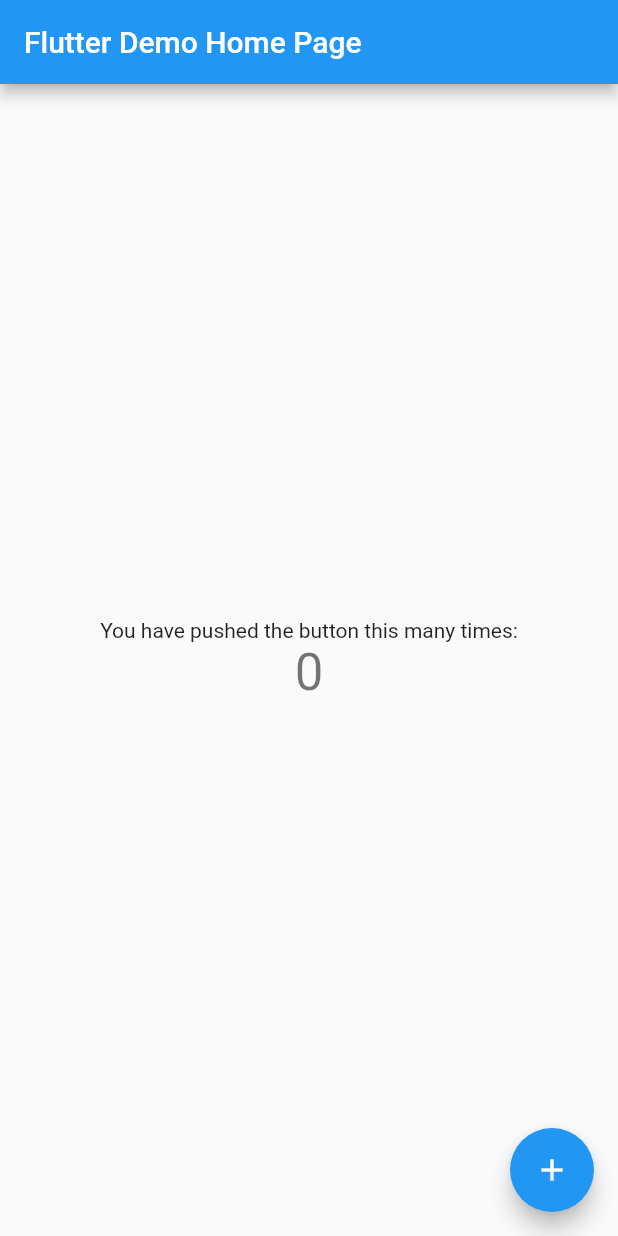
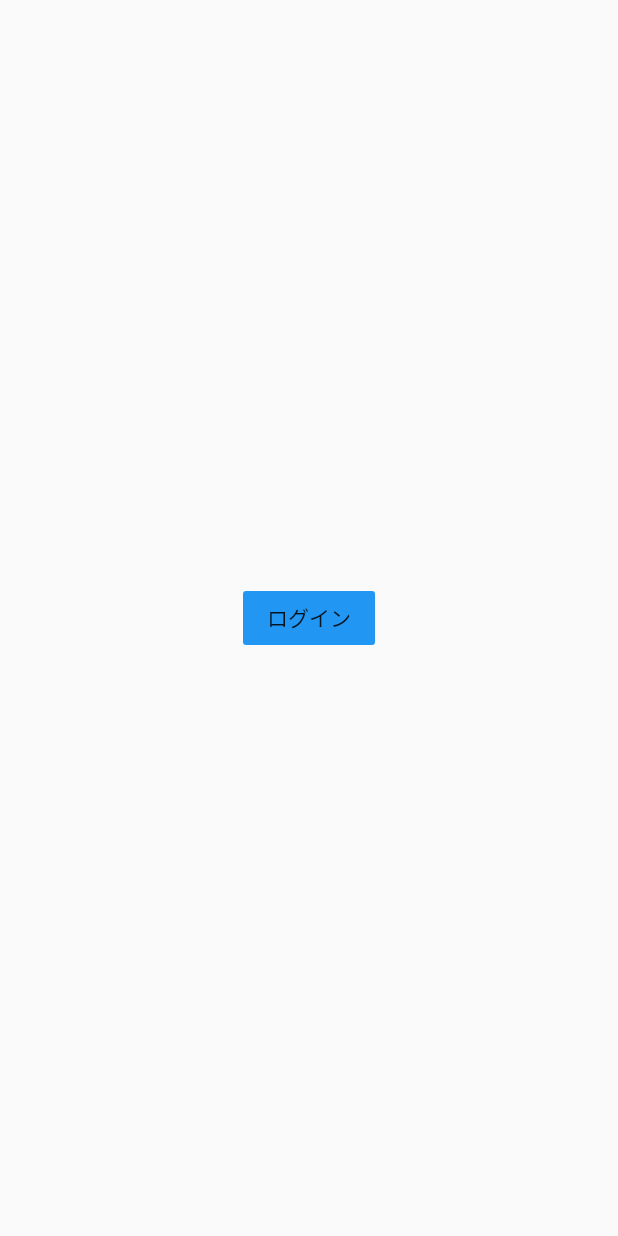
Before and after one commit to daigou26/microblog, a Flutter app: the screen it shows after launch, on a phone screen of 412 x 824 dp. Run offline on Flutter 3.47's test engine with Material 2 defaults, Android fonts, the phone set to English and light mode, and no system bars; our stand-ins replace firebase_auth, google_sign_in; accounts and stored records are empty.

Commit message:
ログイン機能追加

```diff
--- /dev/null
+++ b/lib/login_screen.dart
@@ -0,0 +1,21 @@
+import 'package:flutter/material.dart';
+
+class LoginScreen extends StatelessWidget {
+  LoginScreen({Key key, this.loginFunc}) : super(key: key);
+  // ボタンを押した時のクロージャー
+  final loginFunc;
+
+  @override
+  Widget build(BuildContext context) {
+    // ボタンだけ表示
+    return new Scaffold(
+      body: new Center(
+        child: new FlatButton(
+          onPressed: loginFunc,
+          child: new Text('ログイン'),
+          color: Colors.blue,
+        ),
+      ),
+    );
+  }
+}
--- a/lib/main.dart
+++ b/lib/main.dart
@@ -1,109 +1,69 @@
+import 'package:flutter/cupertino.dart';
 import 'package:flutter/material.dart';
+import 'login.dart';
+import 'login_screen.dart';
+import 'home_screen.dart';
 
-void main() => runApp(new MyApp());
+void main() => runApp(new MainWidget());
 
-class MyApp extends StatelessWidget {
-  // This widget is the root of your application.
+class MainWidget extends StatelessWidget {
   @override
   Widget build(BuildContext context) {
     return new MaterialApp(
-      title: 'Flutter Demo',
+      title: 'MicroBlog',
       theme: new ThemeData(
-        // This is the theme of your application.
-        //
-        // Try running your application with "flutter run". You'll see the
-        // application has a blue toolbar. Then, without quitting the app, try
-        // changing the primarySwatch below to Colors.green and then invoke
-        // "hot reload" (press "r" in the console where you ran "flutter run",
-        // or press Run > Flutter Hot Reload in IntelliJ). Notice that the
-        // counter didn't reset back to zero; the application is not restarted.
         primarySwatch: Colors.blue,
       ),
-      home: new MyHomePage(title: 'Flutter Demo Home Page'),
+      home: LaunchControlWidget(),
     );
   }
 }
 
-class MyHomePage extends StatefulWidget {
-  MyHomePage({Key key, this.title}) : super(key: key);
-
-  // This widget is the home page of your application. It is stateful, meaning
-  // that it has a State object (defined below) that contains fields that affect
-  // how it looks.
-
-  // This class is the configuration for the state. It holds the values (in this
-  // case the title) provided by the parent (in this case the App widget) and
-  // used by the build method of the State. Fields in a Widget subclass are
-  // always marked "final".
-
-  final String title;
+// ログインしてるかどうかで画面を切り替える為のState
+class LaunchControlWidget extends StatefulWidget {
+  LaunchControlWidget({Key key}) : super(key: key);
 
   @override
-  _MyHomePageState createState() => new _MyHomePageState();
+  State createState() => new LaunchControlState();
 }
 
-class _MyHomePageState extends State<MyHomePage> {
-  int _counter = 0;
+class LaunchControlState extends State<LaunchControlWidget> {
+  bool isLoggedIn = false;
+  bool isLoading = true;
+  final Login login = Login.instance;
 
-  void _incrementCounter() {
-    setState(() {
-      // This call to setState tells the Flutter framework that something has
-      // changed in this State, which causes it to rerun the build method below
-      // so that the display can reflect the updated values. If we changed
-      // _counter without calling setState(), then the build method would not be
-      // called again, and so nothing would appear to happen.
-      _counter++;
+  @override
+  void initState() {
+    super.initState();
+    // 起動時にログイン情報を取得
+    (login.isLoggedIn()).then((bool loggedIn){
+      setState(() {
+        isLoading = false;
+        isLoggedIn = loggedIn;
+      });
     });
   }
 
+  Widget loading = new Container(
+    color: Colors.white
+  );
+
   @override
   Widget build(BuildContext context) {
-    // This method is rerun every time setState is called, for instance as done
-    // by the _incrementCounter method above.
-    //
-    // The Flutter framework has been optimized to make rerunning build methods
-    // fast, so that you can just rebuild anything that needs updating rather
-    // than having to individually change instances of widgets.
-    return new Scaffold(
-      appBar: new AppBar(
-        // Here we take the value from the MyHomePage object that was created by
-        // the App.build method, and use it to set our appbar title.
-        title: new Text(widget.title),
-      ),
-      body: new Center(
-        // Center is a layout widget. It takes a single child and positions it
-        // in the middle of the parent.
-        child: new Column(
-          // Column is also layout widget. It takes a list of children and
-          // arranges them vertically. By default, it sizes itself to fit its
-          // children horizontally, and tries to be as tall as its parent.
-          //
-          // Invoke "debug paint" (press "p" in the console where you ran
-          // "flutter run", or select "Toggle Debug Paint" from the Flutter tool
-          // window in IntelliJ) to see the wireframe for each widget.
-          //
-          // Column has various properties to control how it sizes itself and
-          // how it positions its children. Here we use mainAxisAlignment to
-          // center the children vertically; the main axis here is the vertical
-          // axis because Columns are vertical (the cross axis would be
-          // horizontal).
-          mainAxisAlignment: MainAxisAlignment.center,
-          children: <Widget>[
-            new Text(
-              'You have pushed the button this many times:',
-            ),
-            new Text(
-              '$_counter',
-              style: Theme.of(context).textTheme.display1,
-            ),
-          ],
-        ),
-      ),
-      floatingActionButton: new FloatingActionButton(
-        onPressed: _incrementCounter,
-        tooltip: 'Increment',
-        child: new Icon(Icons.add),
-      ), // This trailing comma makes auto-formatting nicer for build methods.
-    );
+    // ログインしているかどうかで画面を変更
+    return isLoading
+        ? loading
+        : isLoggedIn
+        ? new MyHomePage()
+        : new LoginScreen(loginFunc: () { _loginFunc(); },);
+  }
+
+  // ボタンを押した時に呼ぶクロージャーの中身
+  void _loginFunc() {
+    (login.ensureLoggedIn()).then( (bool loggedIn) {
+      setState(() {
+        isLoggedIn = loggedIn;
+      });
+    });
   }
 }
```
Also changed, not shown: lib/home_screen.dart (added, +26 -0 lines), lib/login.dart (added, +82 -0 lines), pubspec.yaml (+6 -1 lines), 6 other files.
